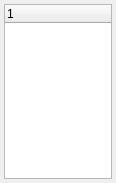
quassel/quassel, file gui/ui/bufferviewwidget.ui: the form before one commit.
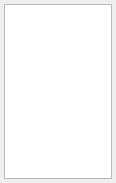
The form after the commit. Custom widgets are drawn as their Qt base class.

Commit message: Changed the BufferView System to a MVC Design Pattern

```diff
--- a/gui/ui/bufferviewwidget.ui
+++ b/gui/ui/bufferviewwidget.ui
@@ -34,28 +34,21 @@
     <number>0</number>
    </property>
    <item>
-    <widget class="QTreeWidget" name="tree" >
-     <property name="sizePolicy" >
-      <sizepolicy>
-       <hsizetype>5</hsizetype>
-       <vsizetype>5</vsizetype>
-       <horstretch>0</horstretch>
-       <verstretch>0</verstretch>
-      </sizepolicy>
-     </property>
-     <property name="maximumSize" >
-      <size>
-       <width>16777215</width>
-       <height>16777215</height>
-      </size>
-     </property>
+    <widget class="BufferView" name="treeView" >
      <property name="rootIsDecorated" >
-      <bool>false</bool>
+      <bool>true</bool>
      </property>
     </widget>
    </item>
   </layout>
  </widget>
+ <customwidgets>
+  <customwidget>
+   <class>BufferView</class>
+   <extends>QTreeView</extends>
+   <header>bufferview.h</header>
+  </customwidget>
+ </customwidgets>
  <resources/>
  <connections/>
 </ui>
```
The commit also changes 9 other files.
